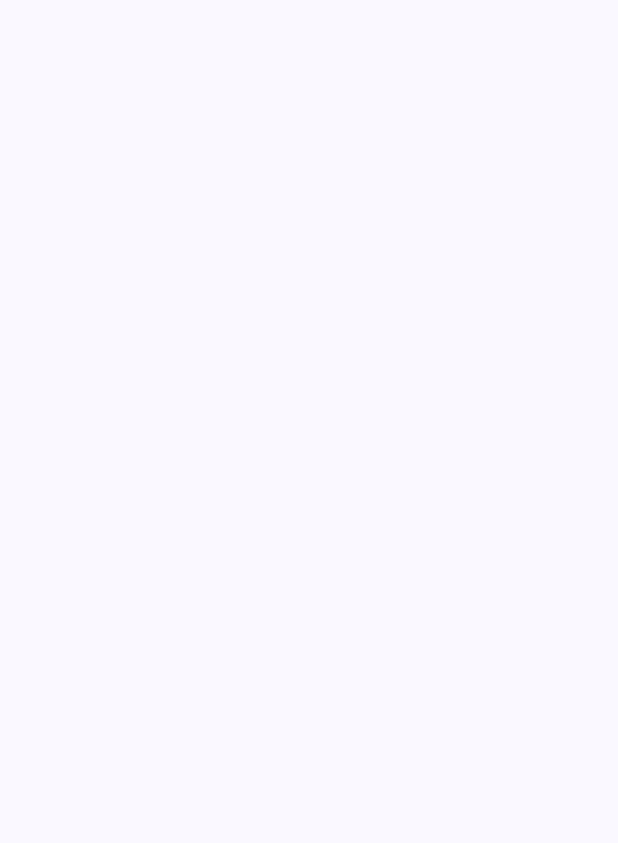
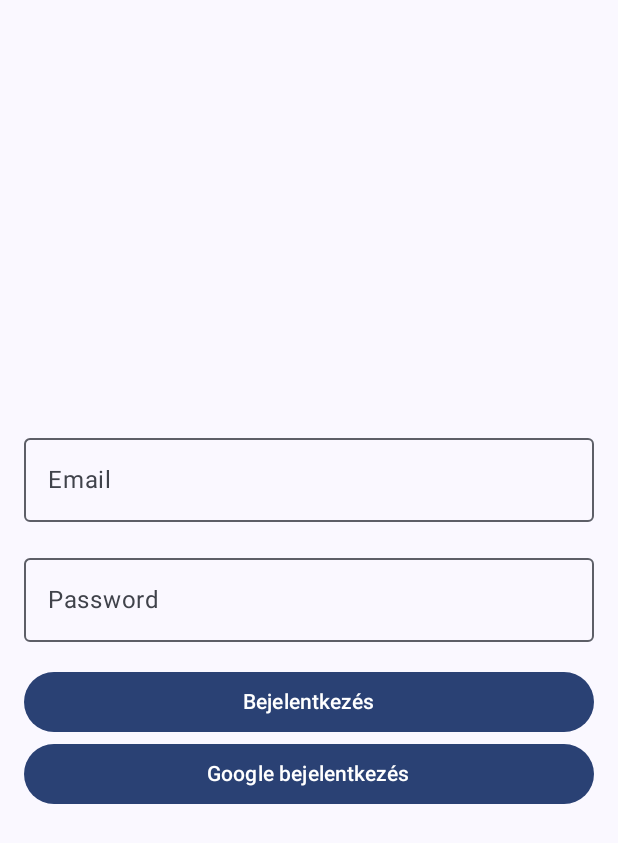
Before and after one commit to WholesomeWare/MultiplayerSudoku, an Android app built with Jetpack Compose: the LoginActivity screen opened directly, with no data from a screen before it, on a phone screen of 412 x 824 dp. Before the commit the part shown is empty. Shown: the top 843 px of the screen. Run offline under Robolectric (Android 15) with nearby library versions, the phone set to English and light mode, and no system bars.

Commit message:
Bejelentkező felület

```diff
--- a/app/src/main/java/com/wholesomeware/multiplayersudoku/LoginActivity.kt
+++ b/app/src/main/java/com/wholesomeware/multiplayersudoku/LoginActivity.kt
@@ -3,8 +3,14 @@ package com.wholesomeware.multiplayersudoku
 import android.os.Bundle
 import androidx.activity.ComponentActivity
 import androidx.activity.compose.setContent
+import androidx.compose.foundation.layout.Arrangement
+import androidx.compose.foundation.layout.Column
 import androidx.compose.foundation.layout.fillMaxSize
+import androidx.compose.foundation.layout.fillMaxWidth
+import androidx.compose.foundation.layout.padding
+import androidx.compose.material3.Button
 import androidx.compose.material3.MaterialTheme
+import androidx.compose.material3.OutlinedTextField
 import androidx.compose.material3.Surface
 import androidx.compose.material3.Text
 import androidx.compose.runtime.Composable
@@ -12,8 +18,11 @@ import androidx.compose.runtime.getValue
 import androidx.compose.runtime.mutableStateOf
 import androidx.compose.runtime.remember
 import androidx.compose.runtime.setValue
+import androidx.compose.ui.Alignment
 import androidx.compose.ui.Modifier
+import androidx.compose.ui.text.input.PasswordVisualTransformation
 import androidx.compose.ui.tooling.preview.Preview
+import androidx.compose.ui.unit.dp
 import com.wholesomeware.multiplayersudoku.ui.theme.MultiplayerSudokuTheme
 
 class LoginActivity : ComponentActivity() {
@@ -31,13 +40,52 @@ class LoginActivity : ComponentActivity() {
             var email by remember { mutableStateOf("") }
             var password by remember { mutableStateOf("") }
 
+            //TODO: Bejelentkezési felület. Csak hogy meglegyen a kellő komplexitás,
+            // legyen email-jelszó kombós és Google bejelentkezés.
+            // Ezekhez összerakom a backend-et, próbálj csinálni valami UI-t neki.
             Surface(
                 modifier = Modifier.fillMaxSize(),
                 color = MaterialTheme.colorScheme.background
             ) {
-                //TODO: Bejelentkezési felület. Csak hogy meglegyen a kellő komplexitás,
-                // legyen email-jelszó kombós és Google bejelentkezés.
-                // Ezekhez összerakom a backend-et, próbálj csinálni valami UI-t neki.
+                Column(
+                    modifier = Modifier.fillMaxSize()
+                        .padding(16.dp),
+                    verticalArrangement = Arrangement.Center,
+                    horizontalAlignment = Alignment.CenterHorizontally
+                ) {
+
+                    OutlinedTextField(
+                        value = email,
+                        onValueChange = { email = it },
+                        modifier = Modifier.fillMaxWidth()
+                            .padding(bottom = 16.dp),
+                        label = { Text("Email") }
+                    )
+
+                    OutlinedTextField(
+                        value = password,
+                        onValueChange = { password = it },
+                        modifier = Modifier.fillMaxWidth()
+                            .padding(bottom = 16.dp),
+                        label = { Text("Password") },
+                        visualTransformation = PasswordVisualTransformation(),
+                    )
+
+                    Button(
+                        onClick = { /*TODO*/ },
+                        modifier = Modifier.fillMaxWidth()
+                    ) {
+                        Text("Bejelentkezés")
+                    }
+
+
+                    Button(
+                        onClick = { /*TODO*/ },
+                        modifier = Modifier.fillMaxWidth()
+                    ) {
+                        Text("Google bejelentkezés")
+                    }
+                }
             }
         }
     }
```
